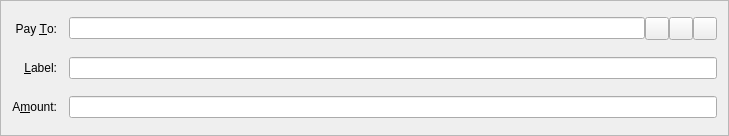
Above: src/qt/forms/sendcoinsentry.ui from PAXcoinnetwork/guerillacoin before the change. Below: the same form after it.
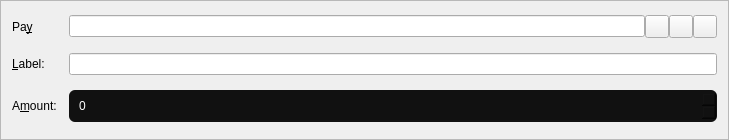
That is the form after the change. Icons and pictures are not drawn. Custom widgets are drawn as their Qt base class.

```diff
--- a/src/qt/forms/sendcoinsentry.ui
+++ b/src/qt/forms/sendcoinsentry.ui
@@ -7,7 +7,7 @@
     <x>0</x>
     <y>0</y>
     <width>729</width>
-    <height>136</height>
+    <height>140</height>
    </rect>
   </property>
   <property name="windowTitle">
@@ -29,7 +29,10 @@
       <string>A&amp;mount:</string>
      </property>
      <property name="alignment">
-      <set>Qt::AlignRight|Qt::AlignTrailing|Qt::AlignVCenter</set>
+      <set>Qt::AlignLeading|Qt::AlignLeft|Qt::AlignVCenter</set>
+     </property>
+     <property name="openExternalLinks">
+      <bool>true</bool>
      </property>
      <property name="buddy">
       <cstring>payAmount</cstring>
@@ -39,10 +42,13 @@
    <item row="3" column="0">
     <widget class="QLabel" name="label_2">
      <property name="text">
-      <string>Pay &amp;To:</string>
+      <string>Pa&amp;y </string>
      </property>
      <property name="alignment">
-      <set>Qt::AlignRight|Qt::AlignTrailing|Qt::AlignVCenter</set>
+      <set>Qt::AlignLeading|Qt::AlignLeft|Qt::AlignVCenter</set>
+     </property>
+     <property name="openExternalLinks">
+      <bool>true</bool>
      </property>
      <property name="buddy">
       <cstring>payTo</cstring>
@@ -50,7 +56,15 @@
     </widget>
    </item>
    <item row="5" column="1">
-    <widget class="BitcoinAmountField" name="payAmount"/>
+    <widget class="BitcoinAmountField" name="payAmount">
+     <property name="styleSheet">
+      <string notr="true">	border-radius: 6px;
+	border-width: 0;
+	padding: 8px;
+	background-color: #111;
+	color: white;</string>
+     </property>
+    </widget>
    </item>
    <item row="4" column="1">
     <layout class="QHBoxLayout" name="horizontalLayout_2">
@@ -75,7 +89,10 @@
       <string>&amp;Label:</string>
      </property>
      <property name="alignment">
-      <set>Qt::AlignRight|Qt::AlignTrailing|Qt::AlignVCenter</set>
+      <set>Qt::AlignLeading|Qt::AlignLeft|Qt::AlignVCenter</set>
+     </property>
+     <property name="openExternalLinks">
+      <bool>true</bool>
      </property>
      <property name="buddy">
       <cstring>addAsLabel</cstring>
@@ -150,17 +167,17 @@
   </layout>
  </widget>
  <customwidgets>
-  <customwidget>
-   <class>QValidatedLineEdit</class>
-   <extends>QLineEdit</extends>
-   <header>qvalidatedlineedit.h</header>
-  </customwidget>
   <customwidget>
    <class>BitcoinAmountField</class>
-   <extends>QLineEdit</extends>
+   <extends>QSpinBox</extends>
    <header>bitcoinamountfield.h</header>
    <container>1</container>
   </customwidget>
+  <customwidget>
+   <class>QValidatedLineEdit</class>
+   <extends>QLineEdit</extends>
+   <header>qvalidatedlineedit.h</header>
+  </customwidget>
  </customwidgets>
  <resources>
   <include location="../bitcoin.qrc"/>
```
